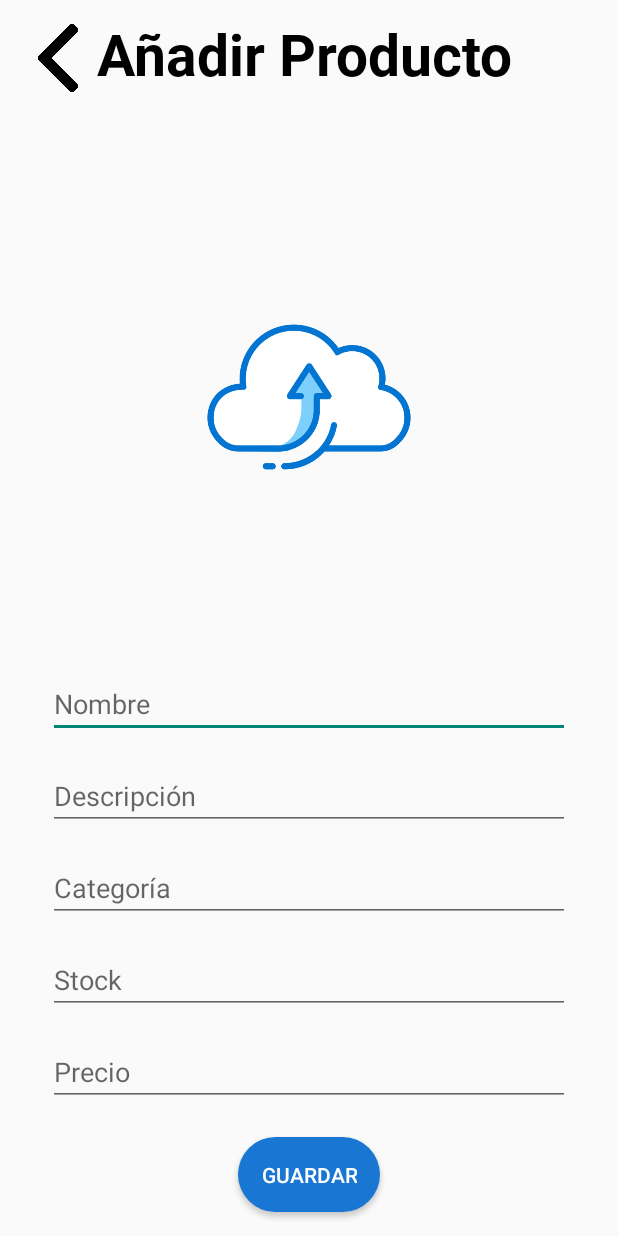
After one commit to manoloGL37/proyecto_dam, an Android app: the MasProductoActivity screen opened directly, with no data from a screen before it, on a phone screen of 412 x 824 dp. The commit adds this screen. Run offline under Robolectric (Android 15) with nearby library versions, the phone set to English and light mode, and no system bars.

Commit message:
actividad añadir producto

```diff
--- a/app/build.gradle
+++ b/app/build.gradle
@@ -33,6 +33,7 @@ android {
     buildFeatures {
         viewBinding true
     }
+
 }
 
 dependencies {
@@ -42,6 +43,8 @@ dependencies {
     //noinspection GradleCompatible
     implementation 'com.android.support:cardview-v7:28.0.0-rc02'
 
+    implementation "androidx.cardview:cardview:1.0.0"
+
     implementation 'androidx.appcompat:appcompat:1.6.1'
     implementation 'com.google.android.material:material:1.8.0'
     implementation 'androidx.constraintlayout:constraintlayout:2.1.4'
--- a/app/src/main/java/com/example/proyectodammanuelgongora/Aplicacion/RopaFragment.java
+++ b/app/src/main/java/com/example/proyectodammanuelgongora/Aplicacion/RopaFragment.java
@@ -56,10 +56,10 @@ public class RopaFragment extends Fragment {
         listaSudaderas = conexion.verProductos();
 
         // Enviar listas a adaptadores
-        AdaptadorRopa adapterCamis = new AdaptadorRopa(listaCamisetas);
+        AdaptadorRopa adapterCamis = new AdaptadorRopa(getContext(), listaCamisetas);
         recyclerViewCamisetas.setAdapter(adapterCamis);
 
-        AdaptadorRopa adapterSudaderas = new AdaptadorRopa(listaCamisetas);
+        AdaptadorRopa adapterSudaderas = new AdaptadorRopa(getContext(), listaCamisetas);
         recyclerViewSudaderas.setAdapter(adapterSudaderas);
 
         // Listener para cuando se pulse sobre un producto
--- /dev/null
+++ b/app/src/main/java/com/example/proyectodammanuelgongora/Panel/MasProductoActivity.java
@@ -0,0 +1,111 @@
+package com.example.proyectodammanuelgongora.Panel;
+
+import androidx.activity.result.ActivityResult;
+import androidx.activity.result.ActivityResultCallback;
+import androidx.activity.result.ActivityResultLauncher;
+import androidx.activity.result.contract.ActivityResultContracts;
+import androidx.appcompat.app.AppCompatActivity;
+
+import android.app.Activity;
+import android.content.Intent;
+import android.net.Uri;
+import android.os.Bundle;
+import android.view.View;
+import android.widget.Button;
+import android.widget.EditText;
+import android.widget.ImageButton;
+import android.widget.ImageView;
+import android.widget.Toast;
+
+import com.example.proyectodammanuelgongora.Aplicacion.InicioActivity;
+import com.example.proyectodammanuelgongora.Database.DataBase;
+import com.example.proyectodammanuelgongora.Modelos.Producto;
+import com.example.proyectodammanuelgongora.R;
+import com.example.proyectodammanuelgongora.Social.PublicacionActivity;
+import com.example.proyectodammanuelgongora.Utils.Utiles;
+
+public class MasProductoActivity extends AppCompatActivity {
+
+    EditText etiNombre, etiDescripcion, etiCategoria, etiStock, etiPrecio;
+    Button btnGuardar;
+    ImageButton imagenProd;
+    DataBase conexion = new DataBase();
+    Utiles utils = new Utiles();
+
+    private ActivityResultLauncher<Intent> galeriaLauncher;
+    private Uri uri = null;
+    Boolean imagenIntroducida = false;
+
+    @Override
+    protected void onCreate(Bundle savedInstanceState) {
+        super.onCreate(savedInstanceState);
+        setContentView(R.layout.activity_mas_producto);
+
+        conexion.conectar();
+
+        etiNombre = findViewById(R.id.eti_nombre_mas_prod);
+        etiDescripcion = findViewById(R.id.eti_desc_mas_prod);
+        etiCategoria = findViewById(R.id.eti_cat_mas_prod);
+        etiStock = findViewById(R.id.eti_stock_mas_prod);
+        etiPrecio = findViewById(R.id.eti_precio_mas_prod);
+        imagenProd = findViewById(R.id.img_prod_mas);
+        btnGuardar = findViewById(R.id.btn_mas_prod);
+
+        // Launcher para abrir la galeria y recoger la imagen seleccionada
+        galeriaLauncher = registerForActivityResult(new ActivityResultContracts.StartActivityForResult(),
+                new ActivityResultCallback<ActivityResult>() {
+                    @Override
+                    public void onActivityResult(ActivityResult result) {
+                        if (result.getResultCode() == Activity.RESULT_OK) {
+                            Intent data = result.getData();
+                            uri = data.getData();
+                            imagenProd.setImageURI(uri);
+                            imagenIntroducida = true;
+                        } else {
+                            Toast.makeText(MasProductoActivity.this, "Cancelado por el usuario", Toast.LENGTH_SHORT).show();
+                            imagenIntroducida = false;
+                        }
+                    }
+                });
+
+        // Boton para abrir la galeria
+        imagenProd.setOnClickListener(new View.OnClickListener() {
+            @Override
+            public void onClick(View v) {
+                abrirGaleria();
+            }
+        });
+
+        btnGuardar.setOnClickListener(new View.OnClickListener() {
+            @Override
+            public void onClick(View v) {
+
+                String nombre = etiNombre.getText().toString();
+                String descipcion = etiDescripcion.getText().toString();
+                String categoria = etiCategoria.getText().toString();
+                int stock = Integer.parseInt(etiStock.getText().toString());
+                double precio = Double.parseDouble(etiPrecio.getText().toString());
+                byte[] imagen = utils.imageButtonABlob(imagenProd);
+
+                boolean ok = conexion.crearProducto(new Producto(nombre, categoria, imagen, descipcion, stock, precio));
+
+                if (ok) {
+                    Toast.makeText(MasProductoActivity.this, "Producto añadido correctamente", Toast.LENGTH_SHORT).show();
+                    Intent intent = new Intent(MasProductoActivity.this, PanelActivity.class);
+                    startActivity(intent);
+                }
+
+            }
+        });
+
+    }
+
+    // Metodo que llama al launcher de la galeria
+    public void abrirGaleria() {
+        Intent intent = new Intent(Intent.ACTION_PICK);
+        intent.setType("image/*");
+        galeriaLauncher.launch(intent);
+    }
+
+
+}
--- a/app/src/main/res/drawable/fondo_degradado.xml
+++ b/app/src/main/res/drawable/fondo_degradado.xml
@@ -1,19 +1,13 @@
 <?xml version="1.0" encoding="utf-8"?>
 <selector xmlns:android="http://schemas.android.com/apk/res/android">
-
     <item>
-
         <shape android:shape="rectangle">
-
             <gradient
                 android:startColor="#4E86E4"
                 android:centerColor="#3388DD"
                 android:endColor="#2277D8"
                 android:type="linear"
                 android:angle="45"/>
-
         </shape>
-
     </item>
-
 </selector>
--- a/app/src/main/res/layout/activity_login.xml
+++ b/app/src/main/res/layout/activity_login.xml
@@ -30,7 +30,7 @@
         android:drawablePadding="5dp"
         android:ems="10"
         android:hint="@string/eti_login_user"
-        android:inputType="textPersonName"
+        android:inputType="textEmailAddress"
         android:textColorHint="@color/black"
         app:layout_constraintEnd_toEndOf="parent"
         app:layout_constraintHorizontal_bias="0.505"
--- /dev/null
+++ b/app/src/main/res/layout/activity_mas_producto.xml
@@ -0,0 +1,144 @@
+<?xml version="1.0" encoding="utf-8"?>
+<androidx.constraintlayout.widget.ConstraintLayout xmlns:android="http://schemas.android.com/apk/res/android"
+    xmlns:app="http://schemas.android.com/apk/res-auto"
+    xmlns:tools="http://schemas.android.com/tools"
+    android:layout_width="match_parent"
+    android:layout_height="match_parent"
+    tools:context=".Panel.MasProductoActivity">
+
+
+
+    <ImageButton
+        android:id="@+id/btn_volver_mas_prdoucto"
+        android:layout_width="45dp"
+        android:layout_height="45dp"
+        android:layout_marginStart="16dp"
+        android:layout_marginTop="16dp"
+        android:background="@drawable/atras"
+        app:layout_constraintStart_toStartOf="parent"
+        app:layout_constraintTop_toTopOf="parent" />
+
+
+    <TextView
+        android:id="@+id/textView5"
+        android:layout_width="wrap_content"
+        android:layout_height="wrap_content"
+        android:layout_marginTop="10dp"
+        android:fontFamily="@font/roboto_bold"
+        android:text="@string/titlo_mas_producto"
+        android:textColor="@color/black"
+        android:textSize="38sp"
+        app:layout_constraintEnd_toEndOf="parent"
+        app:layout_constraintHorizontal_bias="0.046"
+        app:layout_constraintStart_toEndOf="@+id/btn_volver_mas_prdoucto"
+        app:layout_constraintTop_toTopOf="parent" />
+
+    <ScrollView
+        android:layout_width="match_parent"
+        android:layout_height="wrap_content"
+        app:layout_constraintBottom_toTopOf="@+id/btn_mas_prod"
+        app:layout_constraintTop_toBottomOf="@+id/textView5">
+
+        <LinearLayout
+            android:layout_width="match_parent"
+            android:layout_height="0dp"
+            android:gravity="center"
+            android:orientation="vertical">
+
+            <ImageButton
+                android:id="@+id/img_prod_mas"
+                android:layout_width="300dp"
+                android:layout_height="300dp"
+                android:layout_marginTop="32dp"
+                android:background="@drawable/img_subir"
+                app:layout_constraintEnd_toEndOf="parent"
+                app:layout_constraintHorizontal_bias="0.5"
+                app:layout_constraintStart_toStartOf="parent" />
+
+            <EditText
+                android:id="@+id/eti_nombre_mas_prod"
+                android:layout_width="match_parent"
+                android:layout_height="wrap_content"
+                android:layout_marginLeft="32dp"
+                android:layout_marginTop="32dp"
+                android:layout_marginRight="32dp"
+                android:ems="10"
+                android:hint="@string/nombre_prod"
+                android:inputType="textPersonName"
+                app:layout_constraintEnd_toEndOf="parent"
+                app:layout_constraintStart_toStartOf="parent"
+                app:layout_constraintTop_toBottomOf="@+id/img_prod_mas" />
+
+            <EditText
+                android:id="@+id/eti_desc_mas_prod"
+                android:layout_width="match_parent"
+                android:layout_height="wrap_content"
+                android:layout_marginLeft="32dp"
+                android:layout_marginTop="16dp"
+                android:layout_marginRight="32dp"
+                android:ems="10"
+                android:hint="@string/descripción_prod"
+                android:inputType="textPersonName"
+                app:layout_constraintEnd_toEndOf="parent"
+                app:layout_constraintStart_toStartOf="parent"
+                app:layout_constraintTop_toBottomOf="@+id/eti_nombre_mas_prod" />
+
+            <EditText
+                android:id="@+id/eti_cat_mas_prod"
+                android:layout_width="match_parent"
+                android:layout_height="wrap_content"
+                android:layout_marginLeft="32dp"
+                android:layout_marginTop="16dp"
+                android:layout_marginRight="32dp"
+                android:ems="10"
+                android:hint="@string/categoria_prod"
+                android:inputType="textPersonName"
+                app:layout_constraintEnd_toEndOf="parent"
+                app:layout_constraintStart_toStartOf="parent"
+                app:layout_constraintTop_toBottomOf="@+id/eti_desc_mas_prod" />
+
+            <EditText
+                android:id="@+id/eti_stock_mas_prod"
+                android:layout_width="match_parent"
+                android:layout_height="wrap_content"
+                android:layout_marginLeft="32dp"
+                android:layout_marginTop="16dp"
+                android:layout_marginRight="32dp"
+                android:ems="10"
+                android:hint="@string/stock_prod"
+                android:inputType="textPersonName"
+                app:layout_constraintEnd_toEndOf="parent"
+                app:layout_constraintStart_toStartOf="parent"
+                app:layout_constraintTop_toBottomOf="@+id/eti_cat_mas_prod" />
+
+            <EditText
+                android:id="@+id/eti_precio_mas_prod"
+                android:layout_width="match_parent"
+                android:layout_height="wrap_content"
+                android:layout_marginLeft="32dp"
+                android:layout_marginTop="16dp"
+                android:layout_marginRight="32dp"
+                android:ems="10"
+                android:hint="@string/precio_prod"
+                android:inputType="textPersonName"
+                app:layout_constraintEnd_toEndOf="parent"
+                app:layout_constraintStart_toStartOf="parent"
+                app:layout_constraintTop_toBottomOf="@+id/eti_stock_mas_prod" />
+        </LinearLayout>
+
+    </ScrollView>
+
+    <Button
+        android:id="@+id/btn_mas_prod"
+        android:layout_width="wrap_content"
+        android:layout_height="wrap_content"
+        android:layout_marginBottom="16dp"
+        android:padding="15dp"
+        android:textColor="@color/white"
+        android:text="@string/btn_guardar_prod"
+        android:background="@drawable/btn_design"
+        app:layout_constraintBottom_toBottomOf="parent"
+        app:layout_constraintEnd_toEndOf="parent"
+        app:layout_constraintStart_toStartOf="parent" />
+
+</androidx.constraintlayout.widget.ConstraintLayout>
--- a/app/src/main/res/layout/activity_panel.xml
+++ b/app/src/main/res/layout/activity_panel.xml
@@ -277,6 +277,7 @@
             android:layout_width="match_parent"
             android:layout_height="wrap_content"
             android:text="@string/btn_panel_cerrar_sesion"
+            android:textColor="@color/white"
             android:layout_marginTop="12dp"
             android:layout_marginRight="58dp"
             android:layout_marginLeft="58dp"
--- a/app/src/main/res/layout/activity_publicacion.xml
+++ b/app/src/main/res/layout/activity_publicacion.xml
@@ -69,9 +69,10 @@
         android:layout_height="wrap_content"
         android:layout_marginBottom="36dp"
         android:text="@string/btn_publicar"
+        android:textColor="@color/white"
         android:background="@drawable/btn_design"
         app:layout_constraintBottom_toBottomOf="parent"
         app:layout_constraintEnd_toEndOf="parent"
-        app:layout_constraintHorizontal_bias="0.498"
+        app:layout_constraintHorizontal_bias="0.5"
         app:layout_constraintStart_toStartOf="parent" />
 </androidx.constraintlayout.widget.ConstraintLayout>
--- a/app/src/main/res/layout/view_carrito.xml
+++ b/app/src/main/res/layout/view_carrito.xml
@@ -9,7 +9,7 @@
         android:id="@+id/eti_nombre_prod_carito"
         android:layout_width="wrap_content"
         android:layout_height="wrap_content"
-        android:layout_marginStart="36dp"
+        android:layout_marginStart="24dp"
         android:layout_marginTop="36dp"
         android:fontFamily="@font/roboto_bold"
         android:text="TextView"
--- a/app/src/main/res/values/strings.xml
+++ b/app/src/main/res/values/strings.xml
@@ -66,4 +66,14 @@
     <string name="btn_panel_usuarios">USUARIOS</string>
     <string name="btn_panel_cerrar_sesion">Cerrar Sesion</string>
 
+    <!-- activity_mas_producto -->
+    <string name="titlo_mas_producto">Añadir Producto</string>
+    <string name="nombre_prod">Nombre</string>
+    <string name="descripción_prod">Descripción</string>
+    <string name="categoria_prod">Categoría</string>
+    <string name="tallas_prod">Tallas</string>
+    <string name="stock_prod">Stock</string>
+    <string name="precio_prod">Precio</string>
+    <string name="btn_guardar_prod">Guardar</string>
+
 </resources>
```
Also changed, not shown: app/src/main/AndroidManifest.xml (+21 -0 lines), app/src/main/java/com/example/proyectodammanuelgongora/Compra/AdaptadorRopa.java (+25 -3 lines), app/src/main/java/com/example/proyectodammanuelgongora/Database/DataBase.java (+24 -6 lines), app/src/main/java/com/example/proyectodammanuelgongora/Modelos/Producto.java (+12 -23 lines), app/src/main/java/com/example/proyectodammanuelgongora/Panel/EliminarProductoActivity.java (added, +16 -0 lines), app/src/main/java/com/example/proyectodammanuelgongora/Panel/ModProductoActivity.java (added, +16 -0 lines), app/src/main/java/com/example/proyectodammanuelgongora/Panel/PanelActivity.java (+27 -2 lines), app/src/main/res/layout/activity_eliminar_producto.xml (added, +9 -0 lines), app/src/main/res/layout/activity_mod_producto.xml (added, +9 -0 lines), app/src/main/res/layout/view_producto.xml (+24 -9 lines).
